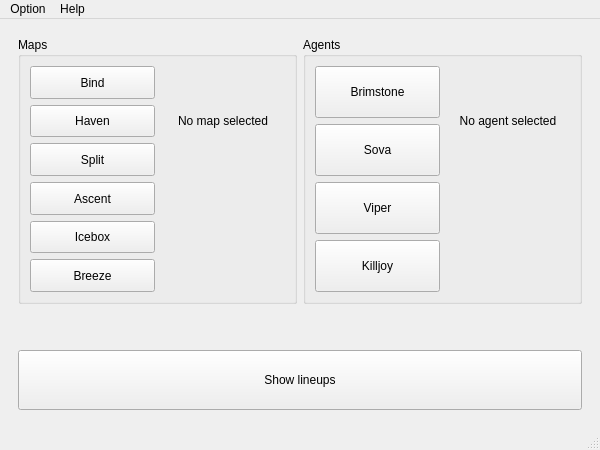
This is mainwindow.ui in RikPeeters/LVL as Qt 5 draws it before an edit. The edited form follows.
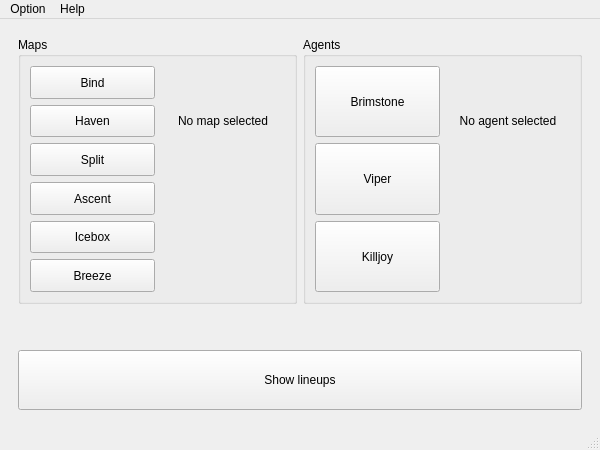
This is the edited form.

Commit message:
removed sova and added micro's
removed the entirety of sova, and added some micro's, also fixed the bug that elements didn't scale well, by adding showx in the beginning of the injection of element AF and BF

```diff
--- a/mainwindow.ui
+++ b/mainwindow.ui
@@ -175,19 +175,6 @@
                  </property>
                 </widget>
                </item>
-               <item>
-                <widget class="QPushButton" name="PBsova">
-                 <property name="sizePolicy">
-                  <sizepolicy hsizetype="Minimum" vsizetype="Expanding">
-                   <horstretch>0</horstretch>
-                   <verstretch>0</verstretch>
-                  </sizepolicy>
-                 </property>
-                 <property name="text">
-                  <string>Sova</string>
-                 </property>
-                </widget>
-               </item>
                <item>
                 <widget class="QPushButton" name="PBviper">
                  <property name="sizePolicy">
```
The commit also changes 3 other files.
